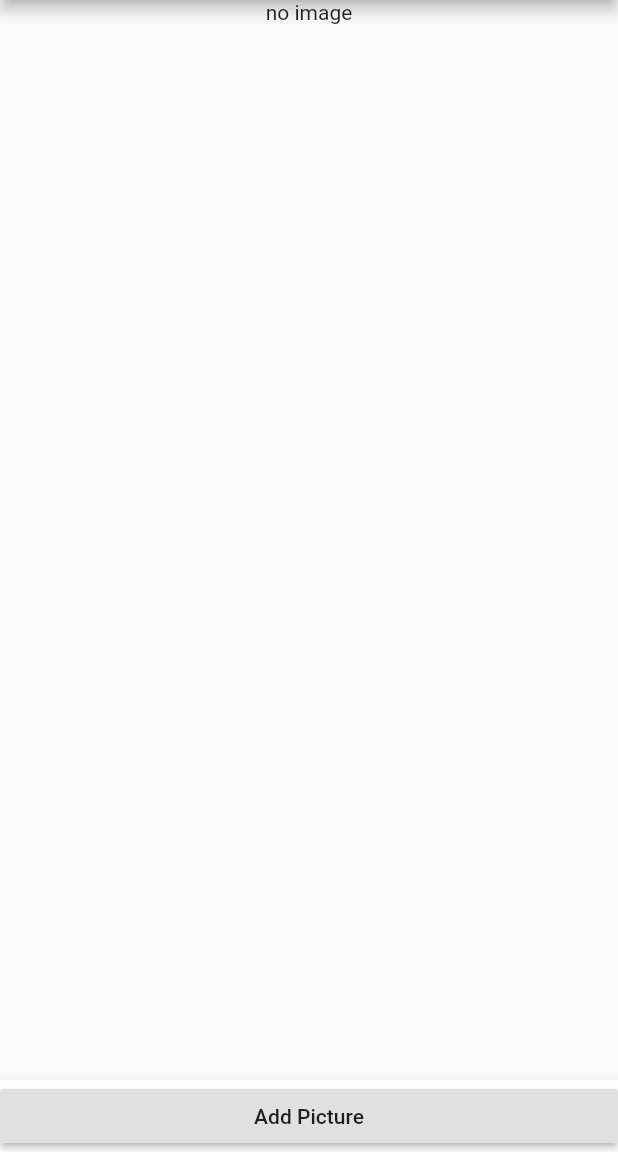
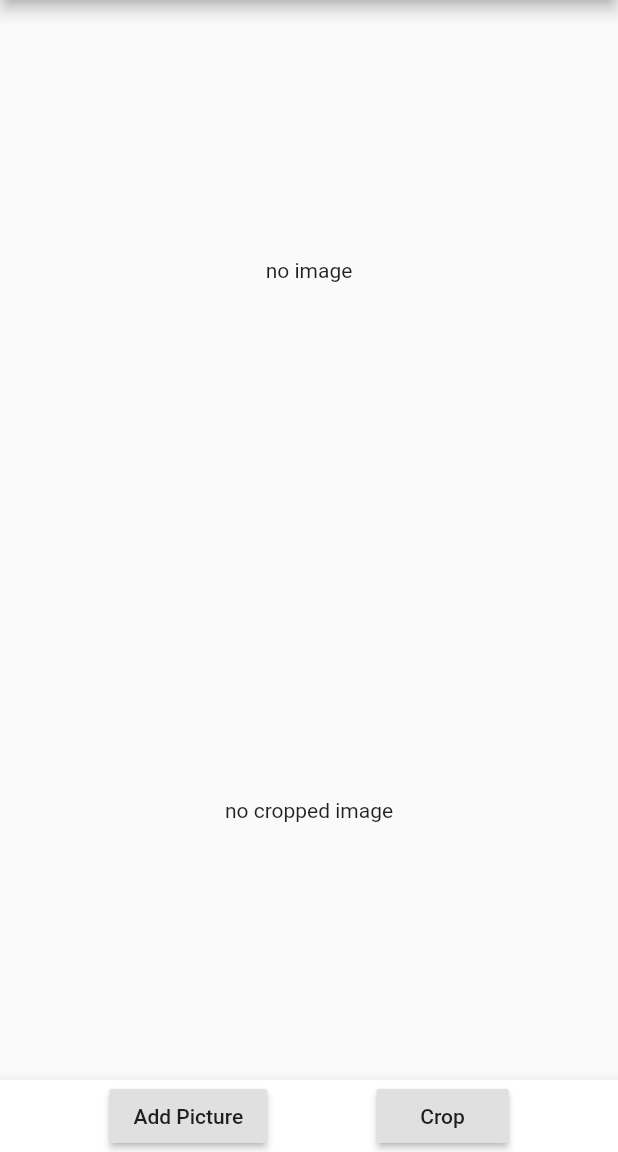
Before and after one commit to ramose/image_cropper, a Flutter app: the screen it shows after launch, on a phone screen of 412 x 824 dp, the part 84-1236 px from its top. Run offline on Flutter 3.47's test engine with Material 2 defaults, Android fonts, the phone set to English and light mode, and no system bars; our stand-ins replace image_cropper, image_picker; missing offline and left inert: simple_permissions.

```diff
--- a/lib/home.dart
+++ b/lib/home.dart
@@ -2,6 +2,7 @@ import 'package:flutter/material.dart';
 import 'dart:io';
 import 'package:image_picker/image_picker.dart';
 import 'package:simple_permissions/simple_permissions.dart';
+import 'package:image_cropper/image_cropper.dart';
 
 enum PhotoSource {
   camera,
@@ -16,6 +17,7 @@ class HomePage extends StatefulWidget {
 class _HomePageState extends State<HomePage> {
   double _maxSize = 640;
   File _image;
+  File _croppedFile;
 
   requestPermission(Permission p) async {
     PermissionStatus res = await SimplePermissions.requestPermission(p);
@@ -58,6 +60,20 @@ class _HomePageState extends State<HomePage> {
     }
   }
 
+  Future<Null> _cropImage(File imageFile) async {
+    File croppedFile = await ImageCropper.cropImage(
+      sourcePath: imageFile.path,
+      ratioX: 1.0,
+      ratioY: 1.0,
+      maxWidth: 512,
+      maxHeight: 512,
+    );
+
+    setState(() {
+      _croppedFile = croppedFile;
+    });
+  }
+
   @override
   Widget build(BuildContext context) {
     void showPhotoOptions() {
@@ -98,7 +114,9 @@ class _HomePageState extends State<HomePage> {
       ),
       body: Column(
         children: <Widget>[
-          _image == null
+          Expanded(
+            flex: 1,
+            child: _image == null
                 ? Center(
                     child: Text('no image'),
                   )
@@ -106,12 +124,35 @@ class _HomePageState extends State<HomePage> {
                     File(_image.path),
                     fit: BoxFit.cover,
                   ),
+          ),
+          Expanded(
+            flex: 1,
+            child: _croppedFile == null
+                ? Center(
+                    child: Text('no cropped image'),
+                  )
+                : Image.file(
+                    File(_croppedFile.path),
+                    fit: BoxFit.cover,
+                  ),
+          )
         ],
       ),
       bottomNavigationBar: BottomAppBar(
-        child: RaisedButton(
+        child: Row(
+          mainAxisAlignment: MainAxisAlignment.spaceEvenly,
+          children: <Widget>[
+            RaisedButton(
               child: Text('Add Picture'),
               onPressed: showPhotoOptions,
+            ),
+            RaisedButton(
+              child: Text('Crop'),
+              onPressed: () {
+                _cropImage(_image);
+              },
+            ),
+          ],
         ),
       ),
     );
```
Also changed, not shown: 7 other files. Lines whose indentation alone changed are shown as unchanged.
